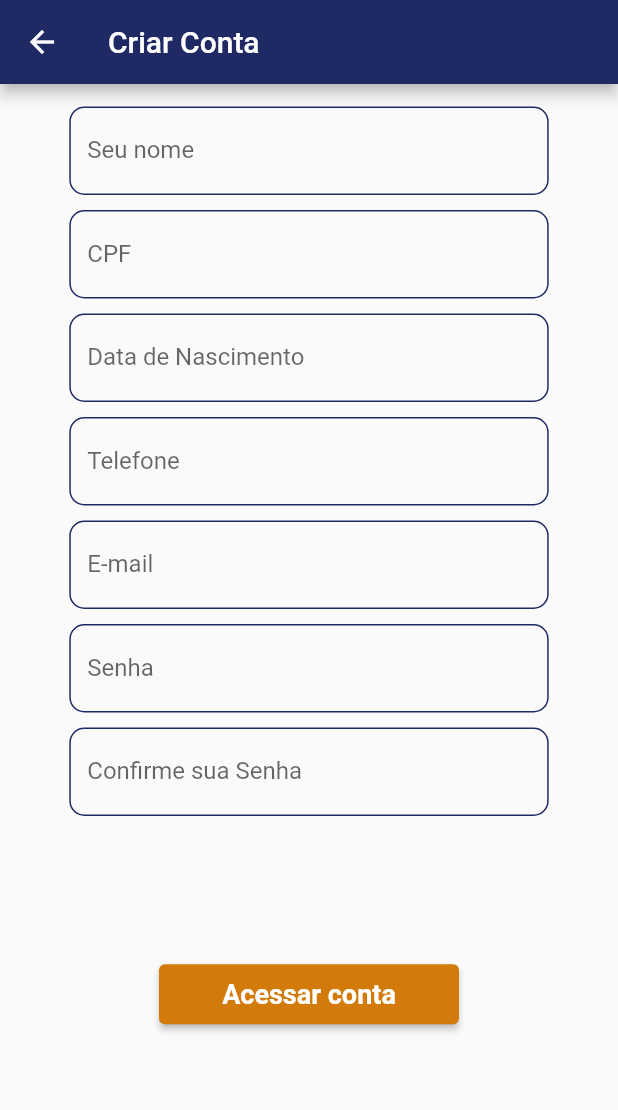
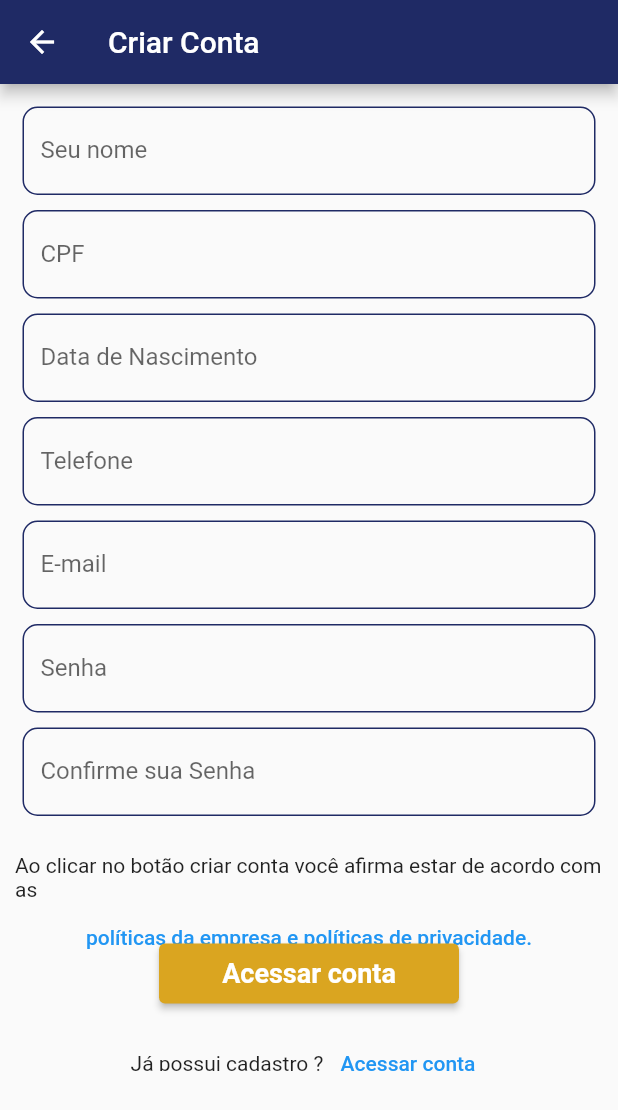
Before and after one commit to Tiodirca/OnoreWinter, a Flutter app: the TelaLogin screen opened directly, after a tap on "Criar Conta", on a phone screen of 412 x 824 dp. Shown: the top 1110 px of the screen. Run offline on Flutter 3.47's test engine with Material 2 defaults, Android fonts, the phone set to English and light mode, and no system bars.

Commit message:
add textos e mudanca nos botoes para text button

```diff
--- a/lib/Telas/tela_cadastro_cliente.dart
+++ b/lib/Telas/tela_cadastro_cliente.dart
@@ -43,11 +43,10 @@ class _TelaCadastroClienteState extends State<TelaCadastroCliente> {
             child: SingleChildScrollView(
               child: Center(
                 child: Column(
+                  crossAxisAlignment: CrossAxisAlignment.center,
+                  mainAxisAlignment: MainAxisAlignment.center,
                   children: [
-                    SizedBox(
-                        width: larguraTela * 0.8,
-                        height: alturaTela * 0.7,
-                        child: Form(
+                    Form(
                       key: chaveFormulario,
                       child: Wrap(
                         alignment: WrapAlignment.center,
@@ -80,8 +79,7 @@ class _TelaCadastroClienteState extends State<TelaCadastroCliente> {
                                         return null;
                                       },
                                       decoration: InputDecoration(
-                                              labelText:
-                                                  Textos.labelDataNascimento,
+                                          labelText: Textos.labelDataNascimento,
                                           hintStyle: const TextStyle(
                                               color: Colors.black)),
                                     ),
@@ -112,13 +110,29 @@ class _TelaCadastroClienteState extends State<TelaCadastroCliente> {
                           ),
                         ],
                       ),
-                        )),
-                    SizedBox(
+                    ),
+                    Container(
+                      margin: const EdgeInsets.only(top: 20.0),
+                      width: larguraTela,
+                      height: 50,
+                      child: Wrap(
+                        alignment: WrapAlignment.center,
+                        crossAxisAlignment: WrapCrossAlignment.center,
+                        children: [
+                          Text(Textos.descricaoPoliticaPrivacidade),
+                          TextButton(
+                              onPressed: () {},
+                              child: Text(Textos.textBtnPoliticaPrivacidade))
+                        ],
+                      ),
+                    ),
+                    Container(
+                      margin: const EdgeInsets.all(10.0),
                       height: 40,
                       width: 200,
                       child: ElevatedButton(
                           style: ElevatedButton.styleFrom(
-                            backgroundColor: PaletaCores.corCastanho,
+                            backgroundColor: PaletaCores.corOuro,
                           ),
                           onPressed: () {
                             if (chaveFormulario.currentState!.validate()) {
@@ -132,9 +146,29 @@ class _TelaCadastroClienteState extends State<TelaCadastroCliente> {
                                 fontSize: 18, fontWeight: FontWeight.bold),
                             textAlign: TextAlign.center,
                           )),
-                    )
+                    ),
+                    Container(
+                        margin: const EdgeInsets.only(top: 10.0),
+                        height: 40,
+                        width: larguraTela,
+                        child: Row(
+                          mainAxisAlignment: MainAxisAlignment.center,
+                          children: [
+                            Text(Textos.descricaoPossuiConta),
+                            TextButton(
+                                onPressed: () {},
+                                child: Text(Textos.btnAcessar))
+                          ],
+                        ))
                   ],
                 ),
+              ),
+            )),
+        bottomNavigationBar: (Container(
+          width: larguraTela,
+          height: 100,
+          child: Column(
+            children: [],
           ),
         )),
       ),
--- a/lib/Telas/tela_login.dart
+++ b/lib/Telas/tela_login.dart
@@ -56,24 +56,15 @@ class _TelaLoginState extends State<TelaLogin> {
                       mainAxisAlignment: MainAxisAlignment.spaceEvenly,
                       children: [
                         SizedBox(
-                          height: 40,
-                          width: 110,
-                          child: ElevatedButton(
-                              style: ElevatedButton.styleFrom(
-                                backgroundColor: Colors.white70,
-                              ),
+                            height: 40,
+                            width: 110,
+                            child: TextButton(
                               onPressed: () {
-                               Navigator.of(context).pushNamed(Constantes.rotasTelaCadUsuarioCliente);
+                                Navigator.of(context).pushNamed(
+                                    Constantes.rotasTelaCadUsuarioCliente);
                               },
-                              child: Text(
-                                Textos.btnCriarConta,
-                                style: const TextStyle(
-                                    fontSize: 18,
-                                    fontWeight: FontWeight.bold,
-                                    color: Colors.black),
-                                textAlign: TextAlign.center,
-                              )),
-                        ),
+                              child: Text(Textos.btnCriarConta),
+                            )),
                         SizedBox(
                           height: 40,
                           width: 200,
--- a/lib/Uteis/textos.dart
+++ b/lib/Uteis/textos.dart
@@ -16,6 +16,11 @@ class Textos {
   static String categoriaDescricao = "Categorias";
 
   static String telaCriarContaCliente = "Criar Conta";
+  static String descricaoPoliticaPrivacidade =
+      "Ao clicar no botão criar conta você afirma estar de acordo com as ";
+  static String textBtnPoliticaPrivacidade =
+      "políticas da empresa e políticas de privacidade.";
+  static String descricaoPossuiConta = "Já possui cadastro ? ";
 
   // Labels de acesso
   static String labelEmail = "E-mail";
```
Lines whose indentation alone changed are shown as unchanged.
